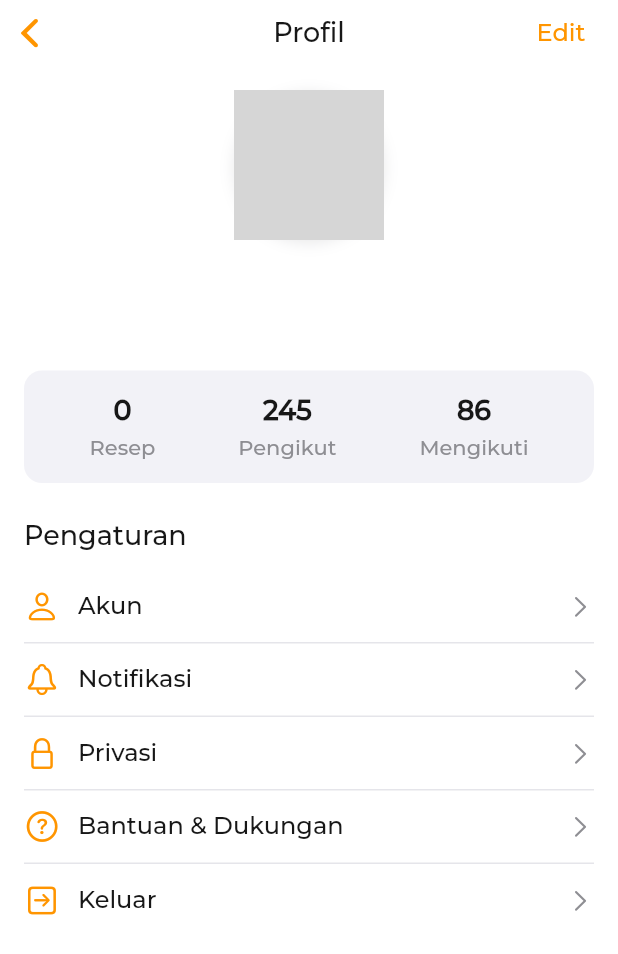
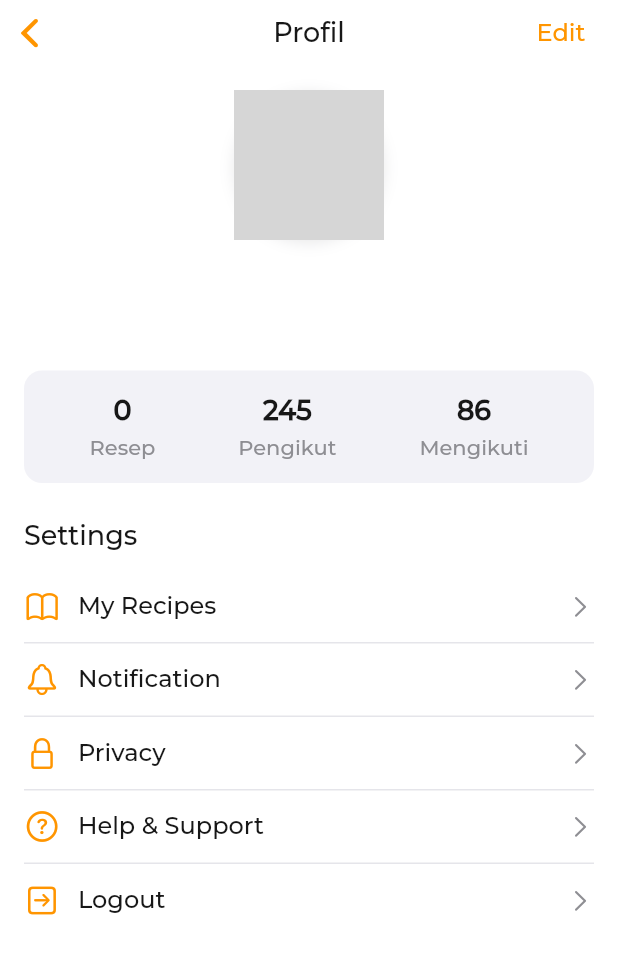
Before and after one commit to nauvaljanuarta/cookmate, a Flutter app: the ProfilePage screen opened directly, on a phone screen of 412 x 824 dp. Shown: the top 954 px of the screen. Run offline on Flutter 3.47's test engine with Material 3 defaults, Android fonts, the phone set to English and light mode, and no system bars; our stand-ins replace flutter_svg, image_picker, pocketbase, shared_preferences; accounts and stored records are empty; network calls fail; project files that could hold a hidden picture were left out; grey boxes are pictures that could not be loaded.

Commit message:
edit user profile

```diff
--- a/lib/pages/profile/profile_page.dart
+++ b/lib/pages/profile/profile_page.dart
@@ -267,33 +267,33 @@ class _ProfilePageState extends State<ProfilePage> {
                 ),
                 const SizedBox(height: 24),
                 Text(
-                  'Pengaturan',
+                  'Settings',
                   style: AppTheme.subheadingStyle,
                 ),
                 const SizedBox(height: 12),
                 _buildSettingsItem(
-                  icon: CupertinoIcons.person,
-                  title: 'Akun',
+                  icon: CupertinoIcons.book,
+                  title: 'My Recipes',
                   onTap: () {},
                 ),
                 _buildSettingsItem(
                   icon: CupertinoIcons.bell,
-                  title: 'Notifikasi',
+                  title: 'Notification',
                   onTap: () {},
                 ),
                 _buildSettingsItem(
                   icon: CupertinoIcons.lock,
-                  title: 'Privasi',
+                  title: 'Privacy',
                   onTap: () {},
                 ),
                 _buildSettingsItem(
                   icon: CupertinoIcons.question_circle,
-                  title: 'Bantuan & Dukungan',
+                  title: 'Help & Support',
                   onTap: () {},
                 ),
                 _buildSettingsItem(
                   icon: CupertinoIcons.arrow_right_square,
-                  title: 'Keluar',
+                  title: 'Logout',
                   onTap: _logout,
                   showDivider: false,
                 ),
```
